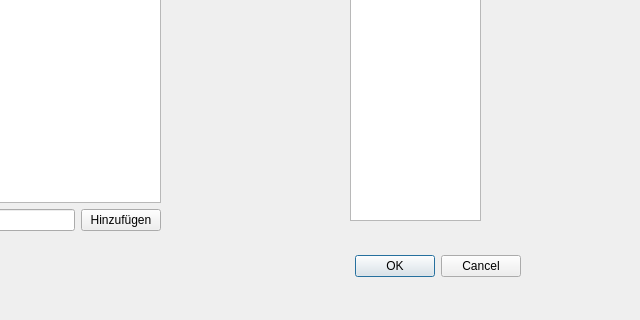
The window that labprofiledialog.ui (bogie/medicoLabTool) describes before a commit, drawn with Qt 5; both pictures show x 640 to 1280 and y 400 to 720 of the 1280 by 720 pixel window.
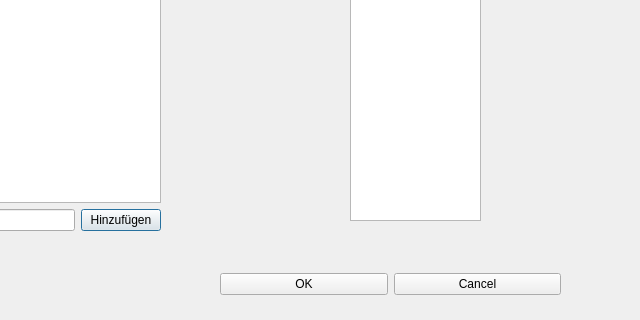
The same window after the commit.

The edit to the form file:
```diff
--- a/labprofiledialog.ui
+++ b/labprofiledialog.ui
@@ -13,22 +13,6 @@
   <property name="windowTitle">
    <string>Dialog</string>
   </property>
-  <widget class="QDialogButtonBox" name="buttonBox">
-   <property name="geometry">
-    <rect>
-     <x>820</x>
-     <y>650</y>
-     <width>341</width>
-     <height>32</height>
-    </rect>
-   </property>
-   <property name="orientation">
-    <enum>Qt::Horizontal</enum>
-   </property>
-   <property name="standardButtons">
-    <set>QDialogButtonBox::Cancel|QDialogButtonBox::Ok</set>
-   </property>
-  </widget>
   <widget class="QWidget" name="verticalLayoutWidget">
    <property name="geometry">
     <rect>
@@ -105,7 +89,40 @@
      </widget>
     </item>
     <item>
-     <widget class="QListWidget" name="profileListWidget"/>
+     <widget class="QListWidget" name="profileListWidget">
+      <property name="contextMenuPolicy">
+       <enum>Qt::CustomContextMenu</enum>
+      </property>
+      <property name="editTriggers">
+       <set>QAbstractItemView::NoEditTriggers</set>
+      </property>
+     </widget>
+    </item>
+   </layout>
+  </widget>
+  <widget class="QWidget" name="horizontalLayoutWidget">
+   <property name="geometry">
+    <rect>
+     <x>860</x>
+     <y>659</y>
+     <width>341</width>
+     <height>51</height>
+    </rect>
+   </property>
+   <layout class="QHBoxLayout" name="horizontalLayout_2">
+    <item>
+     <widget class="QPushButton" name="okButton">
+      <property name="text">
+       <string>OK</string>
+      </property>
+     </widget>
+    </item>
+    <item>
+     <widget class="QPushButton" name="cancelButton">
+      <property name="text">
+       <string>Cancel</string>
+      </property>
+     </widget>
     </item>
    </layout>
   </widget>
```
Left out of the diff: 37 changed lines with no effect on the pictures.
